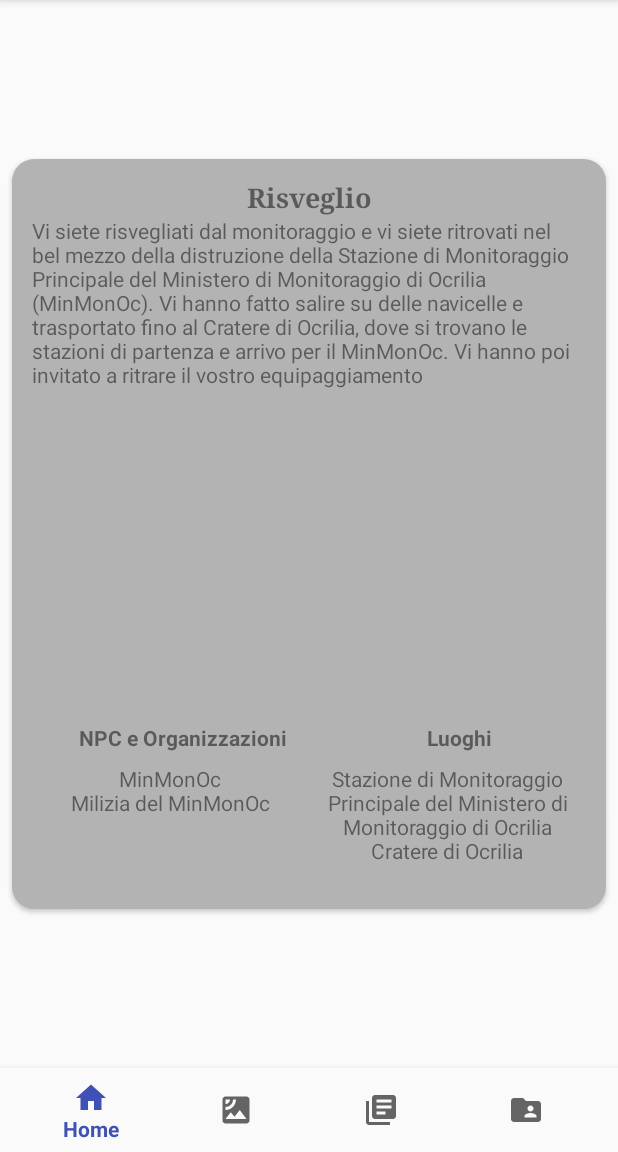
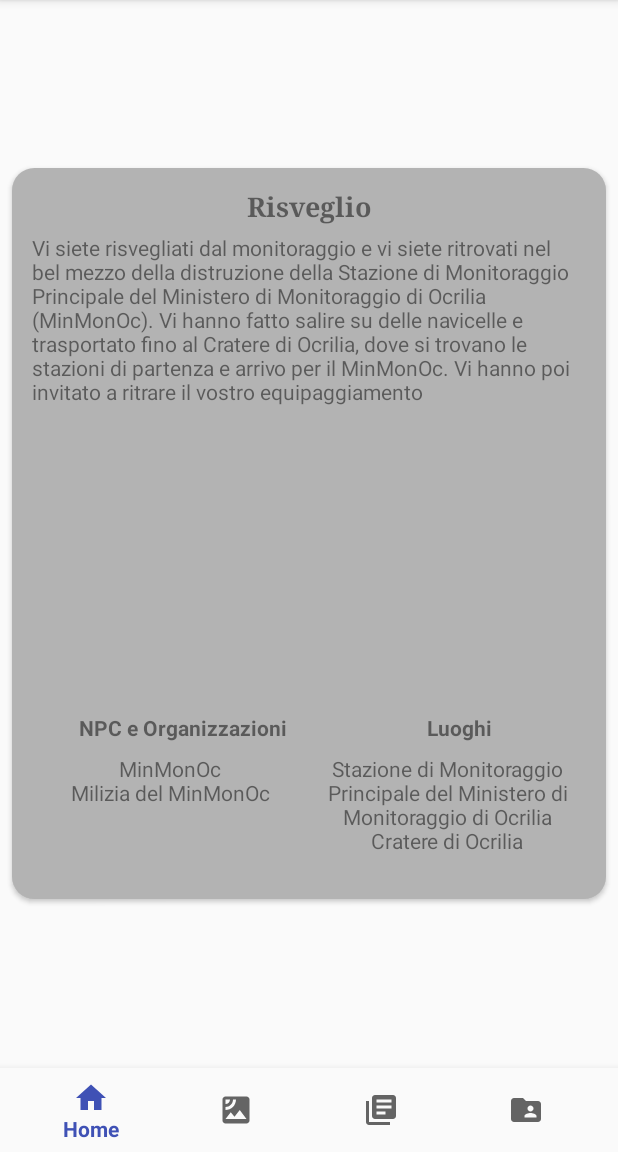
Before and after one commit to FedeX15/quria-app, an Android app: the screen it shows after launch (HomeActivity), on a phone screen of 412 x 824 dp, the part 84-1236 px from its top. Run offline under Robolectric (Android 15) with nearby library versions, the phone set to English and light mode, and no system bars; libraries missing offline, so code that uses them is left out: com.davemorrissey.labs, com.google.api.client, junit.framework; 1 statement that could not run was skipped.

Commit message:
Correzione layout card home

```diff
--- a/app/src/main/res/layout/card.xml
+++ b/app/src/main/res/layout/card.xml
@@ -4,7 +4,7 @@
     xmlns:tools="http://schemas.android.com/tools"
     layout_height="wrap_content"
     android:layout_width="match_parent"
-    android:layout_height="500dp"
+    android:layout_height="wrap_content"
     android:layout_gravity="center"
     android:layout_margin="8dp"
     android:foreground="@color/semitrasp2"
@@ -35,7 +35,9 @@
 
         <ScrollView
             android:layout_width="match_parent"
-            android:layout_height="0dp"
+            android:layout_height="325dp"
+            android:fadeScrollbars="false"
+            android:scrollbarAlwaysDrawVerticalTrack="true"
             app:layout_constraintBottom_toTopOf="@+id/linearLayout2"
             app:layout_constraintEnd_toEndOf="parent"
             app:layout_constraintStart_toStartOf="parent"
@@ -46,8 +48,10 @@
                 android:layout_width="match_parent"
                 android:layout_height="wrap_content"
                 android:layout_gravity="center_horizontal"
+                android:layout_marginBottom="5dp"
                 android:layout_marginEnd="8dp"
                 android:layout_marginStart="8dp"
+                android:layout_marginTop="5dp"
                 android:text="TextView"
                 tools:text="Lorem ipsum dolor sit amet, consectetur adipiscing elit, sed do eiusmod tempor incididunt ut labore et dolore magna aliqua. Ut enim ad minim veniam, quis nostrud exercitation ullamco laboris nisi ut aliquip ex ea commodo consequat. Duis aute irure dolor in reprehenderit in voluptate velit esse cillum dolore eu fugiat nulla pariatur. Excepteur sint occaecat cupidatat non proident, sunt in culpa qui officia deserunt mollit anim id est laborum. Lorem ipsum dolor sit amet, consectetur adipiscing elit, sed do eiusmod tempor incididunt ut labore et dolore magna aliqua. Ut enim ad minim veniam, quis nostrud exercitation ullamco laboris nisi ut aliquip ex ea commodo consequat. Duis aute irure dolor in reprehenderit in voluptate velit esse cillum dolore eu fugiat nulla pariatur. Excepteur sint occaecat cupidatat non proident, sunt in culpa qui officia deserunt mollit anim id est laborum. Lorem ipsum dolor sit amet, consectetur adipiscing elit, sed do eiusmod tempor incididunt ut labore et dolore magna aliqua. Ut enim ad minim veniam, quis nostrud exercitation ullamco laboris nisi ut aliquip ex ea commodo consequat. Duis aute irure dolor in reprehenderit in voluptate velit esse cillum dolore eu fugiat nulla pariatur. Excepteur sint occaecat cupidatat non proident, sunt in culpa qui officia deserunt mollit anim id est laborum." />
         </ScrollView>
--- a/app/src/main/res/layout/home.xml
+++ b/app/src/main/res/layout/home.xml
@@ -1,28 +1,18 @@
 <FrameLayout xmlns:android="http://schemas.android.com/apk/res/android"
     xmlns:tools="http://schemas.android.com/tools"
     android:layout_width="match_parent"
-    android:layout_height="wrap_content" >
+    android:layout_height="match_parent">
 
     <ScrollView
         android:layout_width="match_parent"
         android:layout_height="match_parent">
 
-        <LinearLayout
+        <android.support.v7.widget.RecyclerView
+            android:id="@+id/cards"
             android:layout_width="match_parent"
-            android:layout_height="wrap_content"
+            android:layout_height="match_parent"
             android:layout_gravity="center_vertical"
-            android:foregroundGravity="center_vertical"
-            android:gravity="center_vertical"
-            android:orientation="vertical">
-
-            <android.support.v7.widget.RecyclerView
-                android:id="@+id/cards"
-                android:layout_width="match_parent"
-                android:layout_height="wrap_content"
-                android:layout_gravity="center_vertical"
-                android:foregroundGravity="center_vertical" />
-
-        </LinearLayout>
+            android:foregroundGravity="center_vertical" />
     </ScrollView>
 
 </FrameLayout>
```
